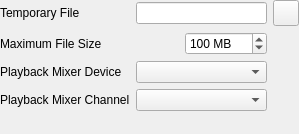
Above: plugins/timeshifter/timeshifter-configuration-ui.ui from pbek/kradio before the change. Below: the same form after it.
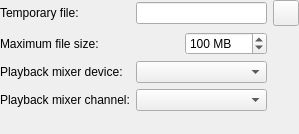
That is the form after the change.

What changed in the file:
```diff
--- a/plugins/timeshifter/timeshifter-configuration-ui.ui
+++ b/plugins/timeshifter/timeshifter-configuration-ui.ui
@@ -73,7 +73,7 @@
      <item row="1" column="0">
       <widget class="QLabel" name="labelTempFileSize">
        <property name="text">
-        <string>Maximum File Size</string>
+        <string>Maximum file size:</string>
        </property>
        <property name="wordWrap">
         <bool>false</bool>
@@ -83,7 +83,7 @@
      <item row="2" column="0">
       <widget class="QLabel" name="labelPlaybackMixerDevice">
        <property name="text">
-        <string>Playback Mixer Device</string>
+        <string>Playback mixer device:</string>
        </property>
        <property name="wordWrap">
         <bool>false</bool>
@@ -93,7 +93,7 @@
      <item row="0" column="0">
       <widget class="QLabel" name="labelTempFile">
        <property name="text">
-        <string>Temporary File</string>
+        <string>Temporary file:</string>
        </property>
        <property name="wordWrap">
         <bool>false</bool>
@@ -106,7 +106,7 @@
      <item row="3" column="0">
       <widget class="QLabel" name="labelPlaybackMixerChannel">
        <property name="text">
-        <string>Playback Mixer Channel</string>
+        <string>Playback mixer channel:</string>
        </property>
        <property name="wordWrap">
         <bool>false</bool>
```
